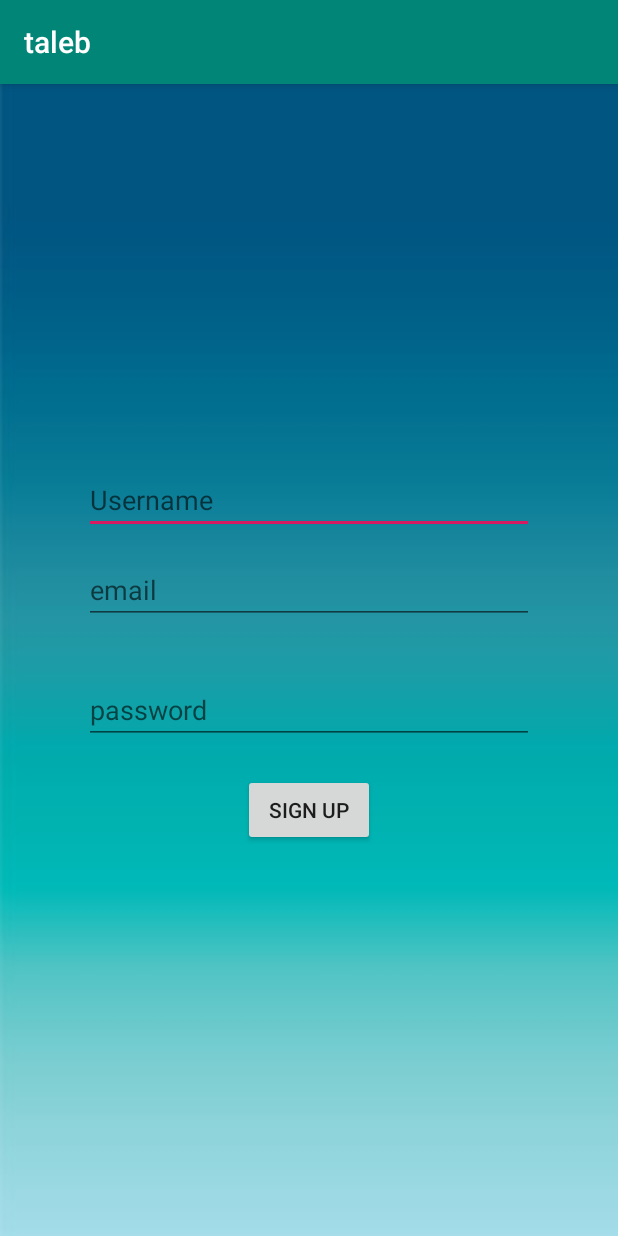
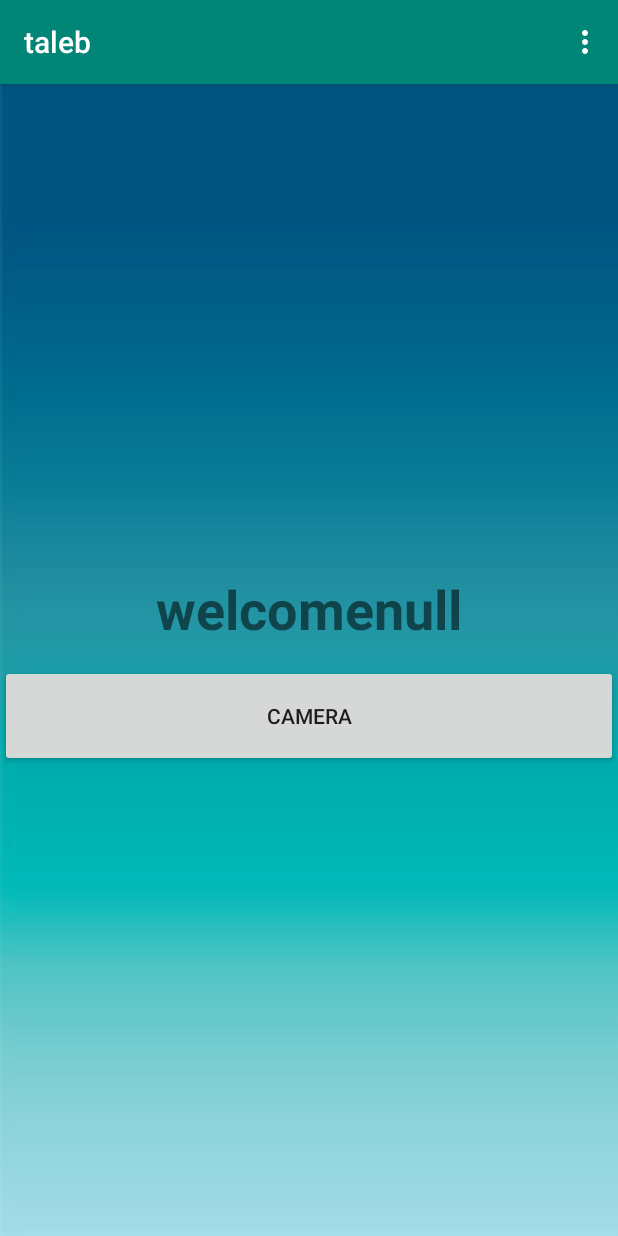
Before and after one commit to Taleb27/Guess_The_Colour_Game, an Android app: the Sign_Activity screen opened directly, with no data from a screen before it, after a tap on "SIGN UP", on a phone screen of 412 x 824 dp. Run offline under Robolectric (Android 15) with nearby library versions, the phone set to English and light mode, and no system bars; our stand-ins replace Firebase (no records; nobody signed in at launch, a user with empty details on screens opened directly).

Commit message:
ADDED TO STRING

```diff
--- a/app/src/main/java/y2020/aoc/bayan/taleb/About.java
+++ b/app/src/main/java/y2020/aoc/bayan/taleb/About.java
@@ -10,14 +10,16 @@ import android.widget.Toast;
 public class About extends AppCompatActivity {
     @Override
     public boolean onCreateOptionsMenu(Menu menu) {
+        super.onCreateOptionsMenu(menu);
         getMenuInflater().inflate(R.menu.menu, menu);
-        return super.onCreateOptionsMenu(menu);
+        return true;
+
     }
 
     @Override
     public boolean onOptionsItemSelected(MenuItem item) {
         switch (item.getItemId()) {
-            case R.id.setmenu:
+            case R.id.action_settings:
                 Toast.makeText(this, "settings", Toast.LENGTH_LONG).show();
                 break;
             case R.id.extmenu:
--- a/app/src/main/java/y2020/aoc/bayan/taleb/MainActivity.java
+++ b/app/src/main/java/y2020/aoc/bayan/taleb/MainActivity.java
@@ -24,6 +24,7 @@ public class MainActivity extends AppCompatActivity implements View.OnLongClickL
     private Button buttonlogin,buttonsignup;
     private EditText editTextemail, editTetPassword;
     private FirebaseAuth mAuth;
+    public String email,pass;
     @Override
     protected void onCreate(Bundle savedInstanceState) {
         super.onCreate(savedInstanceState);
@@ -40,7 +41,7 @@ public class MainActivity extends AppCompatActivity implements View.OnLongClickL
 
 
         SharedPreferences Settings = getSharedPreferences("Settings",MODE_PRIVATE);
-        String email = Settings.getString("editTextName", "");
+        String email = Settings.getString("editTextemail", "");
         String password = Settings.getString("editTetPassword", "");
         if(!email.equals("")&& !password.equals("")){
             editTextemail.setText(email);
@@ -52,6 +53,9 @@ public class MainActivity extends AppCompatActivity implements View.OnLongClickL
 
 
     public void login(View view) {
+        email=editTextemail.getText().toString();
+        pass=editTetPassword.getText().toString();
+
 
         if (!editTextemail.getText().toString().equals("")) {
             //create sp file
--- a/app/src/main/java/y2020/aoc/bayan/taleb/Sign_Activity.java
+++ b/app/src/main/java/y2020/aoc/bayan/taleb/Sign_Activity.java
@@ -34,7 +34,7 @@ public class Sign_Activity extends AppCompatActivity implements View.OnClickList
         setContentView(R.layout.activity_sign_);
         mAuth = FirebaseAuth.getInstance();
             editTextEmail = findViewById(R.id.textEmail);
-            editTextPassword = findViewById(R.id.editTextPassword);
+            editTextPassword = findViewById(R.id.textPass);
             editTextUsername = findViewById(R.id.textUsername);
             signUpButton = findViewById(R.id.ButtonSign);
             signUpButton.setOnClickListener(this);
@@ -48,6 +48,7 @@ public class Sign_Activity extends AppCompatActivity implements View.OnClickList
             }
 
     }
+
 
     boolean isEmail(EditText text) {
         CharSequence email = text.getText().toString();
@@ -98,5 +99,12 @@ public class Sign_Activity extends AppCompatActivity implements View.OnClickList
     @Override
     public void onClick(View v) {
         signup(editTextEmail.getText().toString(), editTextPassword.getText().toString());
+        welcomeActivity();
     }
+
+    private void welcomeActivity() {
+        Intent intent= new Intent(Sign_Activity.this, WelcomeActivity.class);
+        startActivity(intent);
+    }
+
 }
--- a/app/src/main/java/y2020/aoc/bayan/taleb/WelcomeActivity.java
+++ b/app/src/main/java/y2020/aoc/bayan/taleb/WelcomeActivity.java
@@ -2,10 +2,16 @@ package y2020.aoc.bayan.taleb;
 
 
 import android.content.DialogInterface;
+import android.content.Intent;
 import android.os.Bundle;
+import android.view.Menu;
+import android.view.MenuItem;
+import android.view.View;
 import android.widget.Button;
 import android.widget.TextView;
+import android.widget.Toast;
 
+import androidx.annotation.NonNull;
 import androidx.appcompat.app.AlertDialog;
 import androidx.appcompat.app.AppCompatActivity;
 
@@ -13,19 +19,39 @@ public class WelcomeActivity extends AppCompatActivity implements DialogInterfac
 
     private TextView TextViewWelcom;
         private Button buttonback;
-        private Button buttoncamera;
+        private Button camera;
         @Override
         protected void onCreate(Bundle savedInstanceState) {
             super.onCreate(savedInstanceState);
             setContentView(R.layout.activity_welcome);
-            buttoncamera = findViewById(R.id.buttonCamera)
+            camera=findViewById(R.id.buttonCamera);
             TextViewWelcom = findViewById(R.id.TextViewWelcome);
-            buttonback = findViewById(R.id.buttonback);
+
             String name = getIntent().getStringExtra("name");
             TextViewWelcom.setText("welcome"+name);
 
+        }@Override
+    public boolean onCreateOptionsMenu(Menu menu) {
+        super.onCreateOptionsMenu(menu);
+        getMenuInflater().inflate(R.menu.menu, menu);
+        return true;
 
+    }
+
+    @Override
+    public boolean onOptionsItemSelected(MenuItem item) {
+        switch (item.getItemId()) {
+            case R.id.action_settings:
+                Toast.makeText(this, "settings", Toast.LENGTH_LONG).show();
+                break;
+            case R.id.extmenu:
+
+                break;
         }
+        return super.onOptionsItemSelected(item);
+
+    }
+
 
     @Override
     public void onBackPressed() {
@@ -52,4 +78,11 @@ public class WelcomeActivity extends AppCompatActivity implements DialogInterfac
         }
 
     }
+
+    public void camera(View view) {
+        Intent intent =new Intent(this,ProfileActivity.class);
+        startActivity(intent);
+    }
+
+
 }
--- a/app/src/main/res/menu/menu.xml
+++ b/app/src/main/res/menu/menu.xml
@@ -1,11 +1,19 @@
 <?xml version="1.0" encoding="utf-8"?>
 <menu xmlns:app="http://schemas.android.com/apk/res-auto"
-    xmlns:android="http://schemas.android.com/apk/res/android">
+    xmlns:android="http://schemas.android.com/apk/res/android"
+    xmlns:tools="http://schemas.android.com/tools"
+    tools:context="com.example.taleb.WelcomeActivity"
+    >
 
     <item
-        android:id="@+id/setmenu"
-        android:title="settings" />
+        android:id="@+id/action_settings"
+        android:orderInCategory="100"
+        android:title="settings"
+        app:showAsAction="never" />
     <item
         android:id="@+id/extmenu"
-        android:title="exit" />
+        android:orderInCategory="100"
+        android:title="Exit"
+        app:showAsAction="never" />
+
 </menu>
```
Also changed, not shown: app/src/main/res/layout/activity_welcome.xml (+1 -7 lines).
